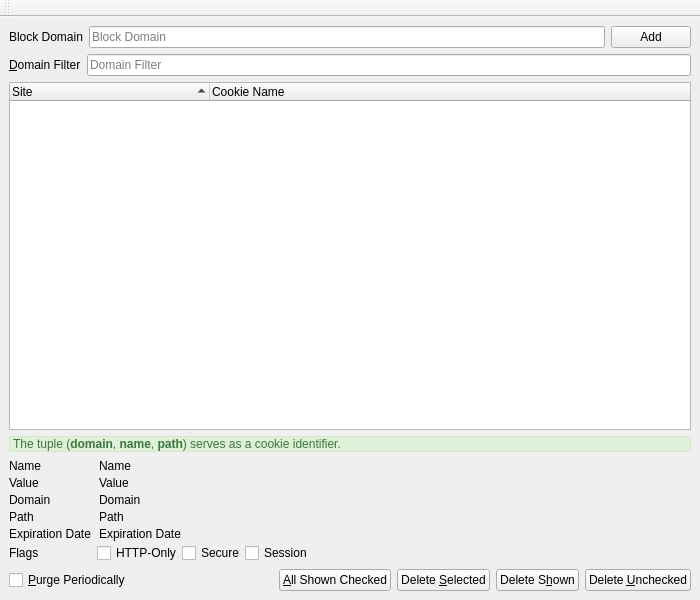
textbrowser/dooble, file UI/dooble_cookies_window.ui: the form before one commit.
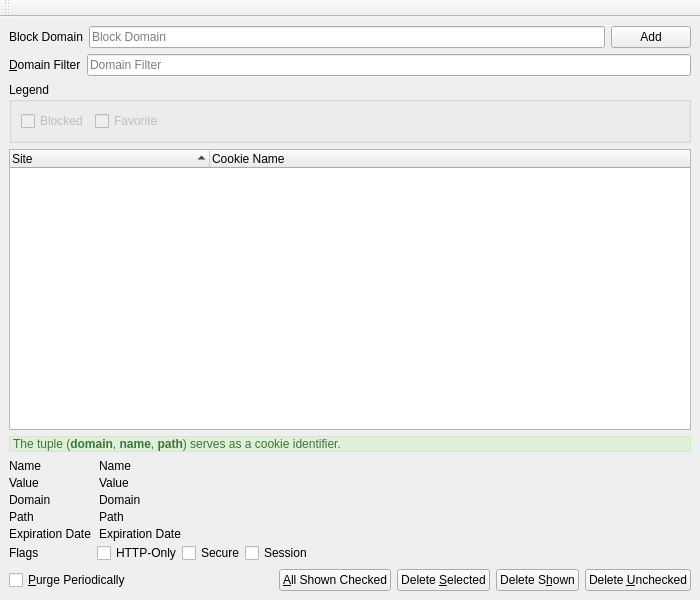
The form after the commit. Icons and pictures are not drawn. Custom widgets are drawn as their Qt base class.

Commit message: Blocked or favorite cookies.

```diff
--- a/UI/dooble_cookies_window.ui
+++ b/UI/dooble_cookies_window.ui
@@ -71,6 +71,54 @@
       </item>
      </layout>
     </item>
+    <item>
+     <widget class="QGroupBox" name="groupBox">
+      <property name="title">
+       <string>Legend</string>
+      </property>
+      <layout class="QHBoxLayout" name="horizontalLayout_5">
+       <item>
+        <widget class="QCheckBox" name="blocked">
+         <property name="enabled">
+          <bool>false</bool>
+         </property>
+         <property name="text">
+          <string>Blocked</string>
+         </property>
+         <property name="tristate">
+          <bool>true</bool>
+         </property>
+        </widget>
+       </item>
+       <item>
+        <widget class="QCheckBox" name="favorite">
+         <property name="enabled">
+          <bool>false</bool>
+         </property>
+         <property name="text">
+          <string>Favorite</string>
+         </property>
+         <property name="tristate">
+          <bool>true</bool>
+         </property>
+        </widget>
+       </item>
+       <item>
+        <spacer name="horizontalSpacer_3">
+         <property name="orientation">
+          <enum>Qt::Horizontal</enum>
+         </property>
+         <property name="sizeHint" stdset="0">
+          <size>
+           <width>40</width>
+           <height>20</height>
+          </size>
+         </property>
+        </spacer>
+       </item>
+      </layout>
+     </widget>
+    </item>
     <item>
      <widget class="QTreeWidget" name="tree">
       <property name="alternatingRowColors">
```
Left out of the diff: 4 changed lines with no effect on the pictures. The commit also changes 6 other files.
